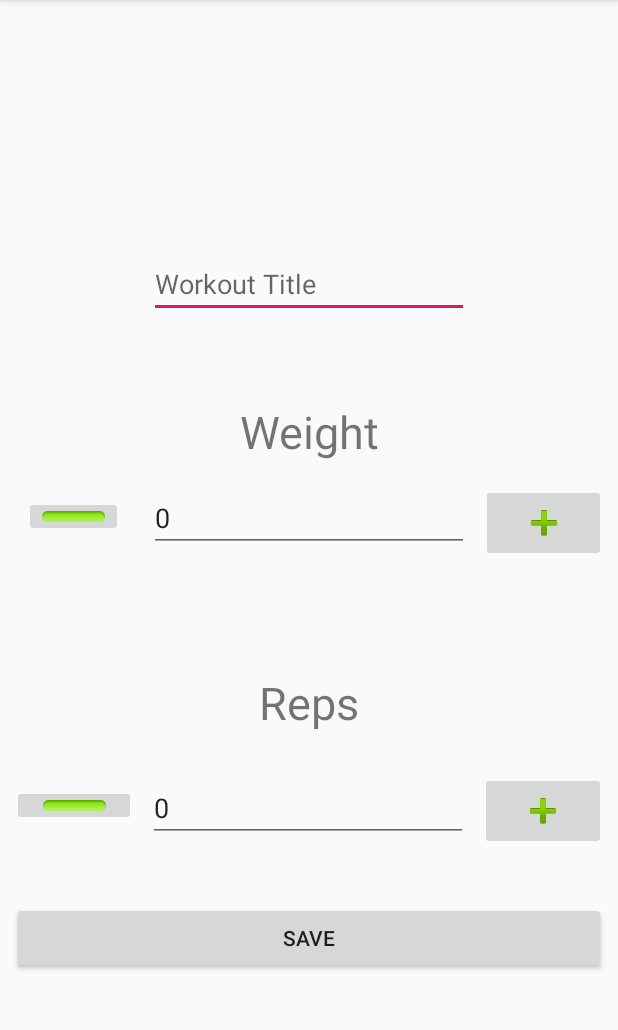
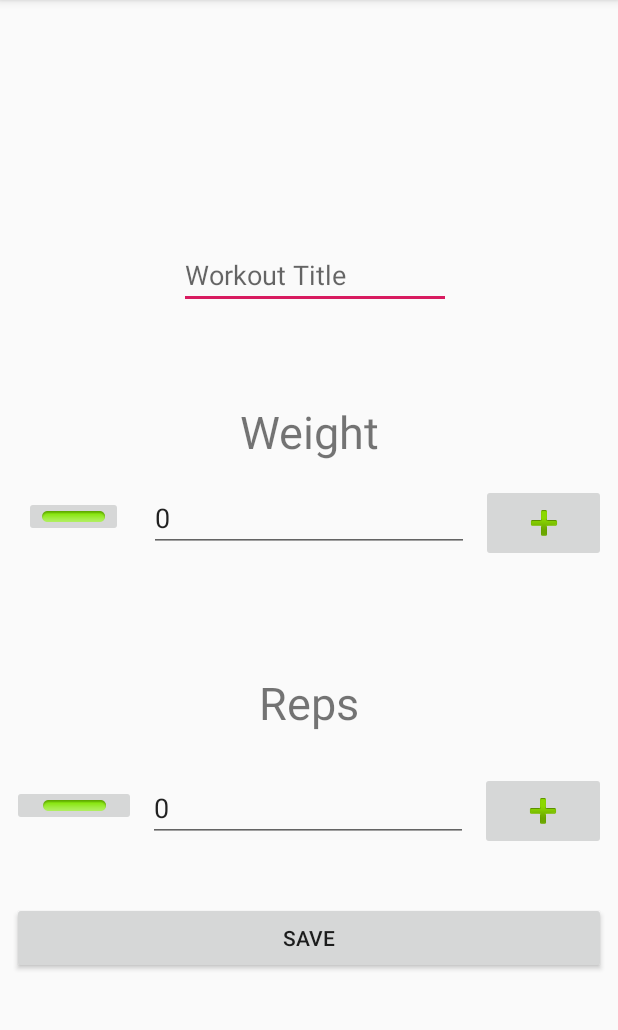
Before and after one commit to Foulgaze/My-app, an Android app: the specific_date screen opened directly, with no data from a screen before it, after a tap on "ADD EXERCISE", on a phone screen of 412 x 824 dp, the part 84-1114 px from its top. Run offline under Robolectric (Android 15) with nearby library versions, the phone set to English and light mode, and no system bars; 1 statement that could not run was skipped.

Commit message:
Almost THere

```diff
--- a/app/src/main/java/com/example/morecalendar/add_workout.java
+++ b/app/src/main/java/com/example/morecalendar/add_workout.java
@@ -5,11 +5,16 @@ import android.database.Cursor;
 import android.support.v7.app.AppCompatActivity;
 import android.os.Bundle;
 import android.view.View;
+import android.widget.ArrayAdapter;
+import android.widget.AutoCompleteTextView;
 import android.widget.Button;
 import android.widget.EditText;
 import android.widget.ImageButton;
 import android.widget.TextView;
 import android.widget.Toast;
+
+import java.util.ArrayList;
+import java.util.Arrays;
 
 public class add_workout extends AppCompatActivity {
     Databasehelper mDatabaseHelper;
@@ -23,10 +28,30 @@ public class add_workout extends AppCompatActivity {
         ImageButton decreaseBtn2 = (ImageButton) findViewById(R.id.decreaseBtn2);
         final EditText weightView = (EditText) findViewById(R.id.weightView);
         final EditText repView = (EditText) findViewById(R.id.repView);
+        mDatabaseHelper = new Databasehelper(add_workout.this);
+        Button saveBtn = (Button) findViewById(R.id.saveBtn);
+        final AutoCompleteTextView workoutName = (AutoCompleteTextView) findViewById(R.id.workoutName);
+        if(getIntent().hasExtra("NAMES")){
+            Cursor names = mDatabaseHelper.getListContents();
+            names.moveToFirst();
+            ArrayList<String> listName = new ArrayList<>();
+            while(!names.isAfterLast()){
+                listName.add(names.getString(1));
+                names.moveToNext();
+            }
+            ArrayList<String> noDupes = new ArrayList<>();
+            for(int i = 0; i < listName.size(); i++){
+                if(!noDupes.contains(listName.get(i))){
+                    noDupes.add(listName.get(i));
+                }
+            }
+            String[] arrName =noDupes.toArray(new String[0]);
+            ArrayAdapter<String> adapter = new ArrayAdapter<>(this, android.R.layout.simple_dropdown_item_1line, arrName);
+            workoutName.setAdapter(adapter);
+            workoutName.setThreshold(1);
+        }
 
-        Button saveBtn = (Button) findViewById(R.id.saveBtn);
-        final TextView workoutName = (TextView) findViewById(R.id.workoutName);
-        mDatabaseHelper = new Databasehelper(this);
+
         final String theDate = getIntent().getStringExtra("THE_DATE");
         if(getIntent().hasExtra("COPY")){
             Cursor copyWorkout = mDatabaseHelper.getListContents();
--- a/app/src/main/java/com/example/morecalendar/specific_date.java
+++ b/app/src/main/java/com/example/morecalendar/specific_date.java
@@ -21,6 +21,7 @@ import org.w3c.dom.Text;
 
 import java.io.File;
 import java.util.ArrayList;
+import java.util.Arrays;
 import java.util.List;
 
 public class specific_date extends AppCompatActivity {
@@ -39,18 +40,19 @@ public class specific_date extends AppCompatActivity {
         ListView listView = (ListView) findViewById(R.id.listView);
         final Cursor data = myDB.getListContents();
         ImageButton backBtn = (ImageButton) findViewById(R.id.backBtn);
+        final ArrayList<String> passedNames = new ArrayList<>();
         final ArrayList<String> nameList = new ArrayList<String>();
         final ArrayList<String> weightList = new ArrayList<>();
         final ArrayList<String> repList = new ArrayList<>();
         final ArrayList<String> referenceList = new ArrayList<>();
         final ArrayList<String> idList = new ArrayList<>();
-        System.out.println(data.getCount());
         if(data.getCount() == 0){
             toastMessage("The database was empty");
         } else{
             data.moveToFirst();
             while(!data.isAfterLast()){
                 String date = data.getString(4);
+                passedNames.add(data.getString(1));
                 if(date.equals(theDate)){
                     nameList.add(data.getString(1) + "\t\tWeight: " + data.getDouble(2) + "\t\tReps: " + data.getDouble(3));
                     referenceList.add(data.getString(1));
@@ -70,7 +72,10 @@ public class specific_date extends AppCompatActivity {
             public void onClick(View v) {
                 Intent workoutPage = new Intent(specific_date.this, add_workout.class);
                 workoutPage.putExtra("THE_DATE", theDate);
-                startActivity(workoutPage);
+                if(passedNames.size() > 0){
+                    workoutPage.putExtra("NAMES", passedNames.toArray());
+                }
+                    startActivity(workoutPage);
             }
         });
         backBtn.setOnClickListener(new View.OnClickListener() {
--- a/app/src/main/res/layout/activity_add_workout.xml
+++ b/app/src/main/res/layout/activity_add_workout.xml
@@ -37,7 +37,6 @@
                 android:layout_width="0dp"
                 android:layout_height="45dp"
                 android:layout_marginStart="8dp"
-                android:layout_marginTop="8dp"
                 android:layout_marginEnd="8dp"
                 android:layout_marginBottom="10dp"
                 android:text="Weight"
@@ -46,9 +45,7 @@
                 app:layout_constraintBottom_toTopOf="@+id/weightView"
                 app:layout_constraintEnd_toEndOf="parent"
                 app:layout_constraintHorizontal_bias="0.0"
-                app:layout_constraintStart_toStartOf="parent"
-                app:layout_constraintTop_toBottomOf="@+id/workoutName"
-                app:layout_constraintVertical_bias="1.0" />
+                app:layout_constraintStart_toStartOf="parent" />
 
             <EditText
                 android:id="@+id/weightView"
@@ -77,6 +74,20 @@
                 app:layout_constraintStart_toStartOf="parent"
                 app:layout_constraintTop_toBottomOf="@+id/repView" />
 
+            <AutoCompleteTextView
+                android:id="@+id/workoutName"
+                android:layout_width="181dp"
+                android:layout_height="41dp"
+                android:layout_marginStart="16dp"
+                android:layout_marginTop="8dp"
+                android:layout_marginEnd="8dp"
+                android:layout_marginBottom="8dp"
+                android:hint="Workout Title"
+                app:layout_constraintBottom_toTopOf="@+id/weightBtn"
+                app:layout_constraintEnd_toEndOf="parent"
+                app:layout_constraintStart_toStartOf="parent"
+                app:layout_constraintTop_toTopOf="parent" />
+
             <ImageButton
                 android:id="@+id/decreaseBtn2"
                 android:layout_width="0dp"
@@ -102,20 +113,6 @@
                 app:layout_constraintStart_toStartOf="parent"
                 app:layout_constraintTop_toTopOf="parent"
                 app:srcCompat="@android:drawable/button_onoff_indicator_on" />
-
-            <EditText
-                android:id="@+id/workoutName"
-                android:layout_width="wrap_content"
-                android:layout_height="wrap_content"
-                android:layout_marginStart="8dp"
-                android:layout_marginTop="64dp"
-                android:layout_marginEnd="8dp"
-                android:ems="10"
-                android:hint="Workout Title"
-                android:inputType="textPersonName"
-                app:layout_constraintEnd_toEndOf="parent"
-                app:layout_constraintStart_toStartOf="parent"
-                app:layout_constraintTop_toTopOf="parent" />
 
             <ImageButton
                 android:id="@+id/increaseBtn"
```
